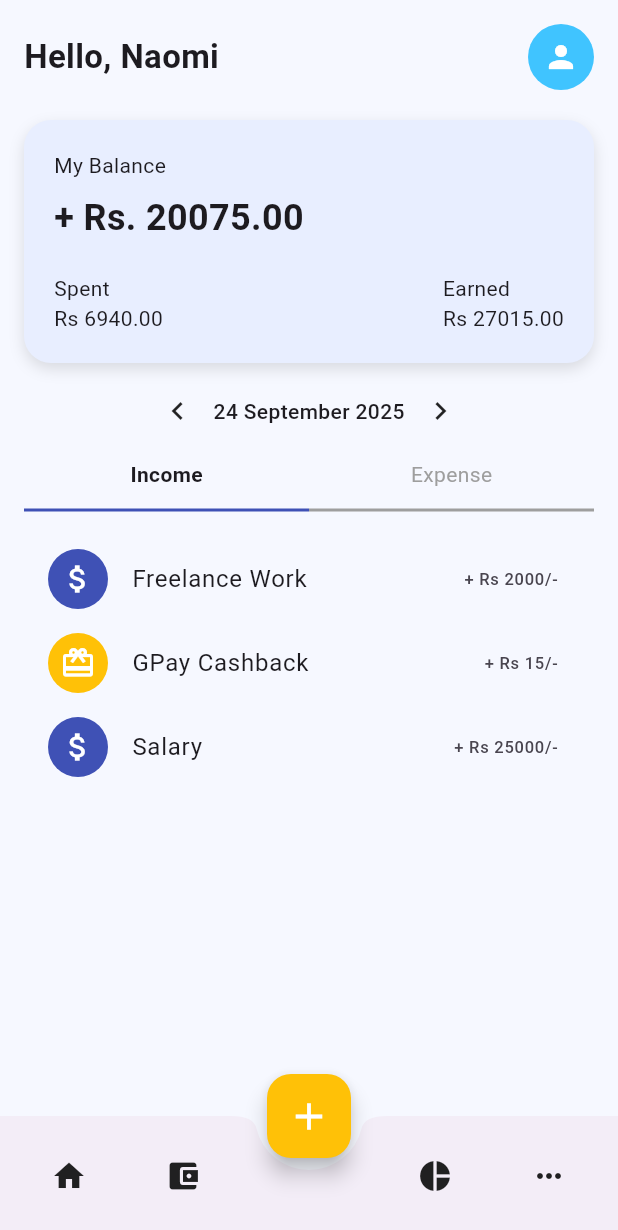
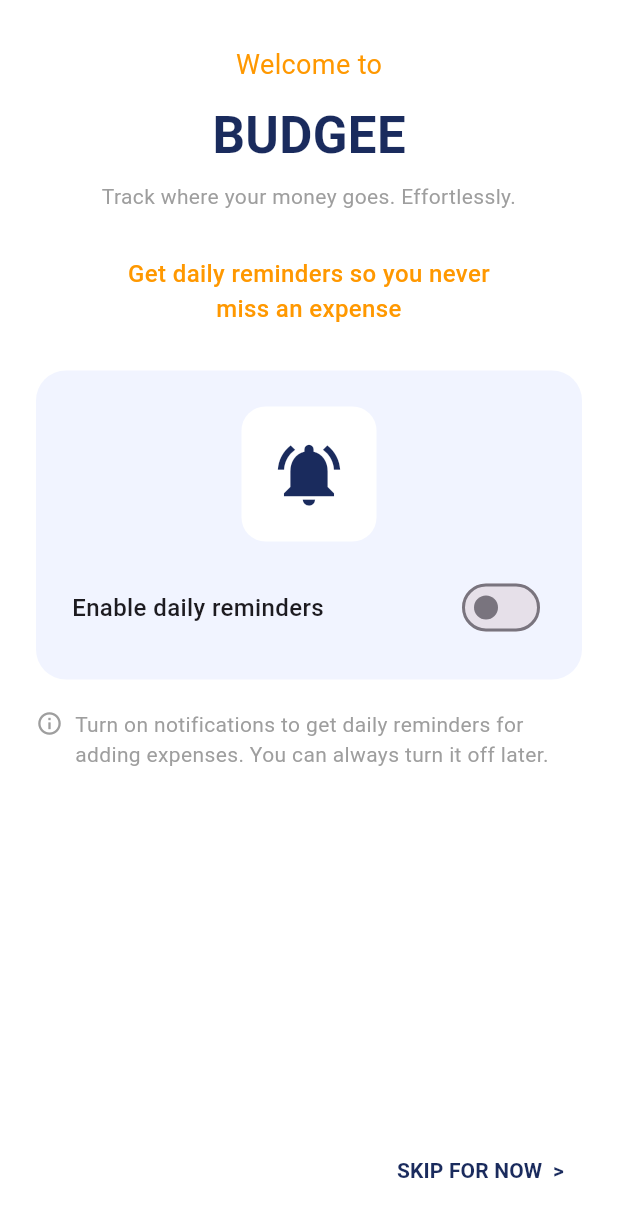
Before and after one commit to FAR-SANA/budget-tracker, a Flutter app: the screen it shows after launch, after a tap on "Login", on a phone screen of 412 x 824 dp. Shown: the top 1230 px of the screen. Run offline on Flutter 3.47's test engine with Material 3 defaults, Android fonts, the phone set to English and light mode, and no system bars.

Commit message:
welcome page added

```diff
--- a/lib/main.dart
+++ b/lib/main.dart
@@ -10,9 +10,10 @@ class BudgeeApp extends StatelessWidget {
 
   @override
   Widget build(BuildContext context) {
-    return const MaterialApp(
+    return MaterialApp(
       debugShowCheckedModeBanner: false,
-      home: LoginScreen(),
+      title: 'Budgee',
+      home: const LoginScreen(), // ✅ ONLY ONE HOME
     );
   }
 }
--- a/lib/screens/login_screen.dart
+++ b/lib/screens/login_screen.dart
@@ -1,5 +1,7 @@
 import 'package:flutter/material.dart';
 import 'home_screen.dart';
+import 'welcome_screen.dart';
+
 
 
 class LoginScreen extends StatelessWidget {
@@ -102,10 +104,11 @@ class LoginScreen extends StatelessWidget {
   Navigator.pushReplacement(
     context,
     MaterialPageRoute(
-          builder: (context) => const HomeScreen(),
+      builder: (_) => const WelcomeScreen(),
     ),
   );
 },
+
     style: ElevatedButton.styleFrom(
       backgroundColor: const Color(0xFF1A2B5D),
       shape: RoundedRectangleBorder(
--- /dev/null
+++ b/lib/screens/welcome_screen.dart
@@ -0,0 +1,173 @@
+import 'package:flutter/material.dart';
+import 'home_screen.dart';
+
+class WelcomeScreen extends StatefulWidget {
+  const WelcomeScreen({super.key});
+
+  @override
+  State<WelcomeScreen> createState() => _WelcomeScreenState();
+}
+
+class _WelcomeScreenState extends State<WelcomeScreen> {
+  bool isReminderEnabled = false;
+
+  @override
+  Widget build(BuildContext context) {
+    return Scaffold(
+      backgroundColor: Colors.white,
+      body: SafeArea(
+        child: Padding(
+          padding: const EdgeInsets.symmetric(horizontal: 24),
+          child: Column(
+            children: [
+              const SizedBox(height: 30),
+
+              /// Welcome Text
+              const Text(
+                "Welcome to",
+                style: TextStyle(
+                  fontSize: 18,
+                  color: Colors.orange,
+                ),
+              ),
+
+              const SizedBox(height: 10),
+
+              /// App Name
+              const Text(
+                "BUDGEE",
+                style: TextStyle(
+                  fontSize: 34,
+                  fontWeight: FontWeight.bold,
+                  color: Color(0xFF1A2B5D),
+                ),
+              ),
+
+              const SizedBox(height: 6),
+
+              /// Tagline
+              const Text(
+                "Track where your money goes. Effortlessly.",
+                textAlign: TextAlign.center,
+                style: TextStyle(
+                  fontSize: 14,
+                  color: Colors.grey,
+                ),
+              ),
+
+              const SizedBox(height: 30),
+
+              /// Highlight Text
+              const Text(
+                "Get daily reminders so you never\nmiss an expense",
+                textAlign: TextAlign.center,
+                style: TextStyle(
+                  fontSize: 16,
+                  color: Colors.orange,
+                  fontWeight: FontWeight.w500,
+                ),
+              ),
+
+              const SizedBox(height: 30),
+
+              /// Reminder Card
+              Container(
+                width: double.infinity,
+                padding: const EdgeInsets.all(24),
+                decoration: BoxDecoration(
+                  color: const Color(0xFFF1F4FF),
+                  borderRadius: BorderRadius.circular(20),
+                ),
+                child: Column(
+                  children: [
+                    /// Icon
+                    Container(
+                      padding: const EdgeInsets.all(20),
+                      decoration: BoxDecoration(
+                        color: Colors.white,
+                        borderRadius: BorderRadius.circular(16),
+                      ),
+                      child: const Icon(
+                        Icons.notifications_active,
+                        size: 50,
+                        color: Color(0xFF1A2B5D),
+                      ),
+                    ),
+
+                    const SizedBox(height: 20),
+
+                    /// Toggle Row
+                    Row(
+                      mainAxisAlignment: MainAxisAlignment.spaceBetween,
+                      children: [
+                        const Text(
+                          "Enable daily reminders",
+                          style: TextStyle(
+                            fontSize: 16,
+                            fontWeight: FontWeight.w500,
+                          ),
+                        ),
+                        Switch(
+                          value: isReminderEnabled,
+                          activeColor: Colors.indigo,
+                          onChanged: (value) {
+                            setState(() {
+                              isReminderEnabled = value;
+                            });
+                          },
+                        ),
+                      ],
+                    ),
+                  ],
+                ),
+              ),
+
+              const SizedBox(height: 20),
+
+              /// Info Text
+              Row(
+                crossAxisAlignment: CrossAxisAlignment.start,
+                children: const [
+                  Icon(Icons.info_outline, size: 18, color: Colors.grey),
+                  SizedBox(width: 8),
+                  Expanded(
+                    child: Text(
+                      "Turn on notifications to get daily reminders for adding expenses. You can always turn it off later.",
+                      style: TextStyle(color: Colors.grey),
+                    ),
+                  ),
+                ],
+              ),
+
+              const Spacer(),
+
+              /// Skip Button
+              Align(
+                alignment: Alignment.centerRight,
+                child: TextButton(
+                  onPressed: () {
+                    Navigator.pushReplacement(
+                      context,
+                      MaterialPageRoute(
+                        builder: (_) => const HomeScreen(),
+                      ),
+                    );
+                  },
+                  child: const Text(
+                    "SKIP FOR NOW  >",
+                    style: TextStyle(
+                      color: Color(0xFF1A2B5D),
+                      fontWeight: FontWeight.bold,
+                    ),
+                  ),
+                ),
+              ),
+
+              const SizedBox(height: 20),
+            ],
+          ),
+        ),
+      ),
+    );
+  }
+}
```
Lines whose indentation alone changed are shown as unchanged.
